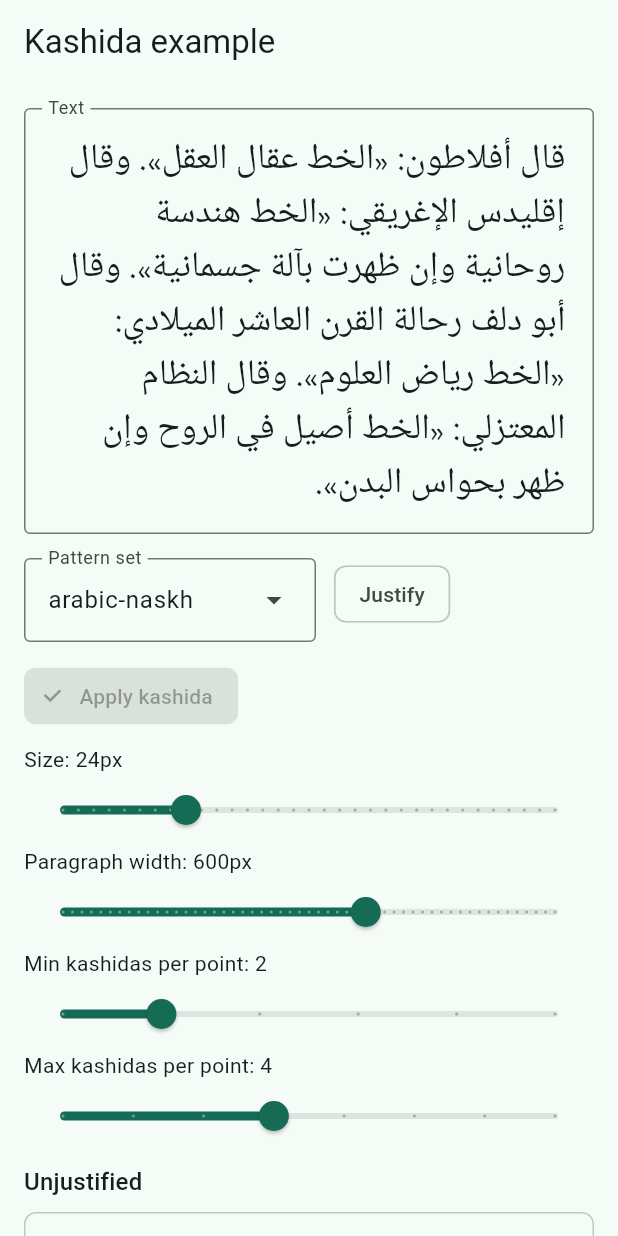
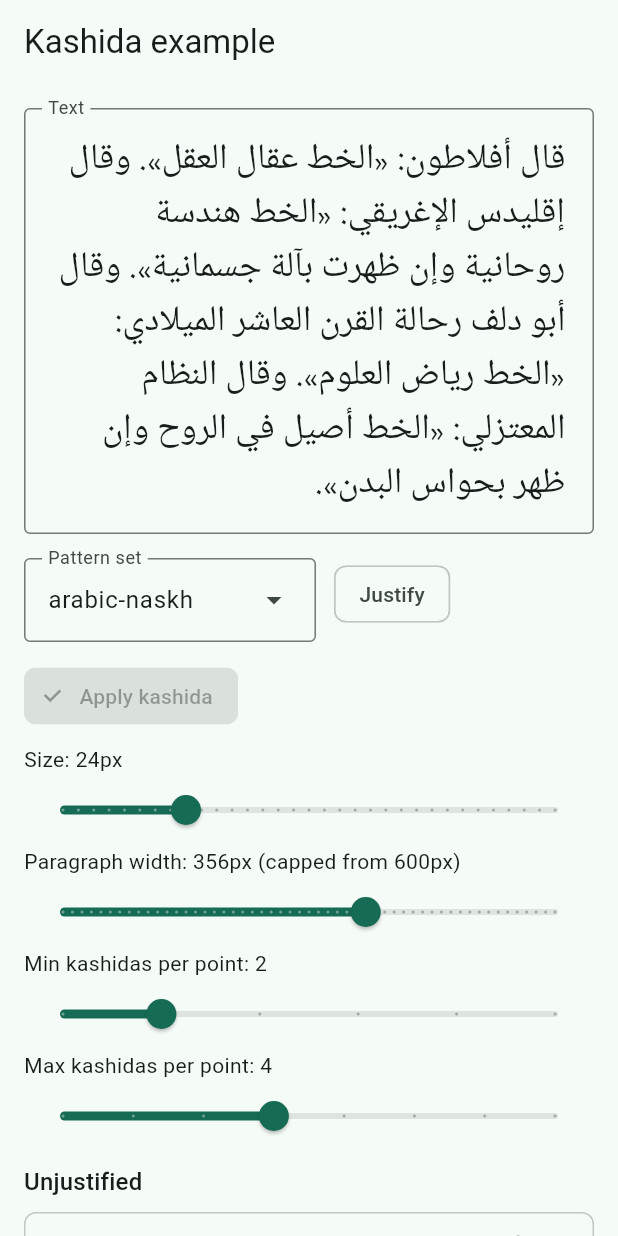
Before and after one commit to byshy/kashida, a Flutter app: the screen it shows after launch, after a tap on "arabic-naskh", after a tap on the "arrow drop up" icon, after a tap on "Justify", on a phone screen of 412 x 824 dp. Run offline on Flutter 3.47's test engine with Material 3 defaults, Android fonts, the phone set to English and light mode, and no system bars; our stand-ins replace google_fonts.

Commit message:
Fix example justification for RTL leftover space and narrow windows.
Co-authored-by: Cursor <cursoragent@cursor.com>

```diff
--- a/example/lib/justify.dart
+++ b/example/lib/justify.dart
@@ -3,6 +3,15 @@ import 'package:flutter/painting.dart';
 import 'package:kashida/kashida.dart';
 
 const kashidaChar = '\u{0640}';
+
+/// Uses [requested] unless the window is narrower, so layout can reflow
+/// instead of overflowing.
+double clampParagraphWidth(double requested, double available) {
+  if (available.isInfinite || available.isNaN || available <= 0) {
+    return requested;
+  }
+  return requested < available ? requested : available;
+}
 
 const sampleText =
     'قال أفلاطون: «الخط عقال العقل». وقال إقليدس '
@@ -32,11 +41,11 @@ class LayoutWord {
 class JustifiedLine {
   const JustifiedLine({
     required this.words,
-    required this.spacing,
+    required this.stretch,
   });
 
   final List<LayoutWord> words;
-  final double spacing;
+  final bool stretch;
 
   String get text => words.map(elongated).join(' ');
 }
@@ -55,10 +64,15 @@ String elongated(LayoutWord word) {
   return out;
 }
 
-double measureWidth(String text, TextStyle style) {
+double measureWidth(
+  String text,
+  TextStyle style, {
+  TextScaler textScaler = TextScaler.noScaling,
+}) {
   final painter = TextPainter(
     text: TextSpan(text: text, style: style),
     textDirection: TextDirection.rtl,
+    textScaler: textScaler,
     maxLines: 1,
   )..layout();
   final width = painter.width;
@@ -66,8 +80,16 @@ double measureWidth(String text, TextStyle style) {
   return width;
 }
 
-double elongatedWidth(List<LayoutWord> words, TextStyle style) {
-  return measureWidth(words.map(elongated).join(' '), style);
+double elongatedWidth(
+  List<LayoutWord> words,
+  TextStyle style, {
+  TextScaler textScaler = TextScaler.noScaling,
+}) {
+  return measureWidth(
+    words.map(elongated).join(' '),
+    style,
+    textScaler: textScaler,
+  );
 }
 
 int _stringOffsetAfterGrapheme(String text, int graphemeIndex) {
@@ -107,12 +129,14 @@ List<List<LayoutWord>> _breakLines(
   List<LayoutWord> words,
   double width,
   TextStyle style,
+  TextScaler textScaler,
 ) {
   final lines = <List<LayoutWord>>[];
   var line = <LayoutWord>[];
   for (final word in words) {
     if (line.isNotEmpty &&
-        elongatedWidth([...line, word], style) > width) {
+        elongatedWidth([...line, word], style, textScaler: textScaler) >
+            width) {
       lines.add(line);
       line = [word];
     } else {
@@ -129,7 +153,8 @@ bool _insert(
   List<LayoutWord> words,
   KashidaSlot point,
   double width,
-  TextStyle style, {
+  TextStyle style,
+  TextScaler textScaler, {
   required int min,
   required int max,
 }) {
@@ -138,7 +163,7 @@ bool _insert(
     return false;
   }
   point.count = before == 0 ? (min < max ? min : max) : before + 1;
-  if (elongatedWidth(words, style) <= width) {
+  if (elongatedWidth(words, style, textScaler: textScaler) <= width) {
     return true;
   }
   point.count = before;
@@ -149,18 +174,28 @@ void _fillSlots(
   List<LayoutWord> words,
   List<KashidaSlot> slots,
   double width,
-  TextStyle style, {
+  TextStyle style,
+  TextScaler textScaler, {
   required int min,
   required int max,
 }) {
-  bool short() => elongatedWidth(words, style) < width;
+  bool short() =>
+      elongatedWidth(words, style, textScaler: textScaler) < width;
   while (short()) {
     var progressed = false;
     for (final point in slots) {
       if (!short()) {
         break;
       }
-      if (_insert(words, point, width, style, min: min, max: max)) {
+      if (_insert(
+        words,
+        point,
+        width,
+        style,
+        textScaler,
+        min: min,
+        max: max,
+      )) {
         progressed = true;
       }
     }
@@ -173,11 +208,13 @@ void _fillSlots(
 void _justifyArabic(
   List<LayoutWord> words,
   double width,
-  TextStyle style, {
+  TextStyle style,
+  TextScaler textScaler, {
   required int min,
   required int max,
 }) {
-  bool short() => elongatedWidth(words, style) < width;
+  bool short() =>
+      elongatedWidth(words, style, textScaler: textScaler) < width;
 
   final byPriority = <int, List<(LayoutWord, KashidaSlot)>>{};
   for (final word in words) {
@@ -206,7 +243,15 @@ void _justifyArabic(
         break;
       }
       final point = perWord[word]!;
-      while (_insert(words, point, width, style, min: min, max: max)) {
+      while (_insert(
+        words,
+        point,
+        width,
+        style,
+        textScaler,
+        min: min,
+        max: max,
+      )) {
         taken.add(word);
       }
     }
@@ -217,24 +262,23 @@ void _justifyArabic(
       for (final point in word.points)
         if (point.count > 0) point,
   ].reversed.toList();
-  _fillSlots(words, slots, width, style, min: min, max: max);
+  _fillSlots(words, slots, width, style, textScaler, min: min, max: max);
 }
 
 void _justifySyriac(
   List<LayoutWord> words,
   double width,
-  TextStyle style, {
+  TextStyle style,
+  TextScaler textScaler, {
   required int min,
   required int max,
 }) {
   final slots = [
     for (final word in words)
       if (word.points.isNotEmpty)
-        word.points.reduce(
-          (a, b) => a.priority >= b.priority ? a : b,
-        ),
+        word.points.reduce((a, b) => a.priority >= b.priority ? a : b),
   ];
-  _fillSlots(words, slots, width, style, min: min, max: max);
+  _fillSlots(words, slots, width, style, textScaler, min: min, max: max);
 }
 
 List<JustifiedLine> layoutParagraph(
@@ -242,6 +286,7 @@ List<JustifiedLine> layoutParagraph(
   PatternSet set,
   TextStyle style, {
   required double width,
+  TextScaler textScaler = TextScaler.noScaling,
   int minKashidas = 2,
   int maxKashidas = 4,
   bool justified = true,
@@ -254,7 +299,7 @@ List<JustifiedLine> layoutParagraph(
     set,
     removeExistingKashida: removeExistingKashida,
   );
-  final broken = _breakLines(words, width, style);
+  final broken = _breakLines(words, width, style, textScaler);
   final justify = syriac ? _justifySyriac : _justifyArabic;
 
   final out = <JustifiedLine>[];
@@ -262,14 +307,16 @@ List<JustifiedLine> layoutParagraph(
     final line = broken[index];
     final stretch = justified && index < broken.length - 1;
     if (stretch && applyKashida) {
-      justify(line, width, style, min: minKashidas, max: maxKashidas);
+      justify(
+        line,
+        width,
+        style,
+        textScaler,
+        min: minKashidas,
+        max: maxKashidas,
+      );
     }
-    final stretched = elongatedWidth(line, style);
-    final gaps = line.length - 1;
-    final spacing = stretch && gaps > 0 ? (width - stretched) / gaps : 0.0;
-    out.add(
-      JustifiedLine(words: line, spacing: spacing < 0 ? 0 : spacing),
-    );
+    out.add(JustifiedLine(words: line, stretch: stretch));
   }
   return out;
 }
--- a/example/lib/main.dart
+++ b/example/lib/main.dart
@@ -55,23 +55,36 @@ class _KashidaDemoPageState extends State<KashidaDemoPage> {
   Widget build(BuildContext context) {
     final set = builtinPatternSet(_patternName)!;
     final text = _controller.text;
+    final (_, points) = findKashidaPoints(text, set, true);
+
+    return Scaffold(
+      appBar: AppBar(title: const Text('Kashida example')),
+      body: LayoutBuilder(
+        builder: (context, constraints) {
+          const listPadding = 16.0;
+          const boxPadding = 12.0;
+          final availableWidth =
+              constraints.maxWidth - listPadding * 2 - boxPadding * 2;
+          final paragraphWidth = clampParagraphWidth(
+            _paragraphWidth,
+            availableWidth,
+          );
           final lines = layoutParagraph(
             text,
             set,
             _textStyle,
-      width: _paragraphWidth,
+            width: paragraphWidth,
+            textScaler: MediaQuery.textScalerOf(context),
             minKashidas: _minKashidas.round(),
             maxKashidas: _maxKashidas.round(),
             justified: _justify,
             applyKashida: _applyKashida,
             syriac: _patternName.startsWith('syriac'),
           );
-    final (_, points) = findKashidaPoints(text, set, true);
+          final widthCapped = paragraphWidth < _paragraphWidth;
 
-    return Scaffold(
-      appBar: AppBar(title: const Text('Kashida example')),
-      body: ListView(
-        padding: const EdgeInsets.all(16),
+          return ListView(
+            padding: const EdgeInsets.all(listPadding),
             children: [
               TextField(
                 controller: _controller,
@@ -128,7 +141,12 @@ class _KashidaDemoPageState extends State<KashidaDemoPage> {
                 value: _fontSize,
                 onChanged: (value) => setState(() => _fontSize = value),
               ),
-          Text('Paragraph width: ${_paragraphWidth.round()}px'),
+              Text(
+                widthCapped
+                    ? 'Paragraph width: ${paragraphWidth.round()}px '
+                        '(capped from ${_paragraphWidth.round()}px)'
+                    : 'Paragraph width: ${_paragraphWidth.round()}px',
+              ),
               Slider(
                 min: 280,
                 max: 800,
@@ -166,7 +184,7 @@ class _KashidaDemoPageState extends State<KashidaDemoPage> {
                     : 'Unjustified',
                 child: _ParagraphView(
                   lines: lines,
-              width: _paragraphWidth,
+                  width: paragraphWidth,
                   style: _textStyle,
                 ),
               ),
@@ -189,6 +207,8 @@ class _KashidaDemoPageState extends State<KashidaDemoPage> {
                       ),
               ),
             ],
+          );
+        },
       ),
     );
   }
@@ -243,15 +263,7 @@ class _ParagraphView extends StatelessWidget {
               crossAxisAlignment: CrossAxisAlignment.stretch,
               children: [
                 for (final line in lines)
-                  Text(
-                    line.text,
-                    textDirection: TextDirection.rtl,
-                    softWrap: false,
-                    maxLines: 1,
-                    style: style.copyWith(
-                      wordSpacing: line.spacing == 0 ? null : line.spacing,
-                    ),
-                  ),
+                  _JustifiedLineView(line: line, style: style),
               ],
             ),
           ),
@@ -260,3 +272,38 @@ class _ParagraphView extends StatelessWidget {
     );
   }
 }
+
+class _JustifiedLineView extends StatelessWidget {
+  const _JustifiedLineView({required this.line, required this.style});
+
+  final JustifiedLine line;
+  final TextStyle style;
+
+  @override
+  Widget build(BuildContext context) {
+    if (!line.stretch || line.words.length < 2) {
+      return Text(
+        line.text,
+        textDirection: TextDirection.rtl,
+        textAlign: TextAlign.start,
+        softWrap: false,
+        maxLines: 1,
+        style: style,
+      );
+    }
+    return Row(
+      textDirection: TextDirection.rtl,
+      mainAxisAlignment: MainAxisAlignment.spaceBetween,
+      children: [
+        for (final word in line.words)
+          Text(
+            elongated(word),
+            textDirection: TextDirection.rtl,
+            softWrap: false,
+            maxLines: 1,
+            style: style,
+          ),
+      ],
+    );
+  }
+}
```
Also changed, not shown: 1 other file. Lines whose indentation alone changed are shown as unchanged.
